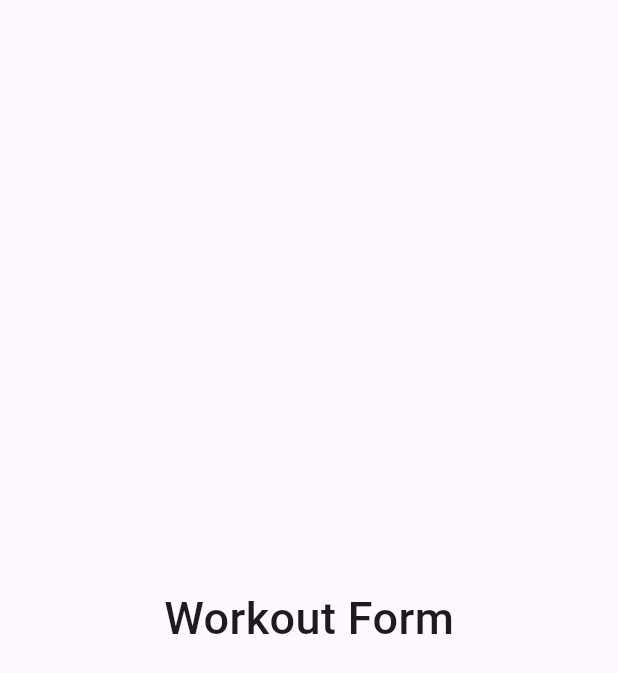
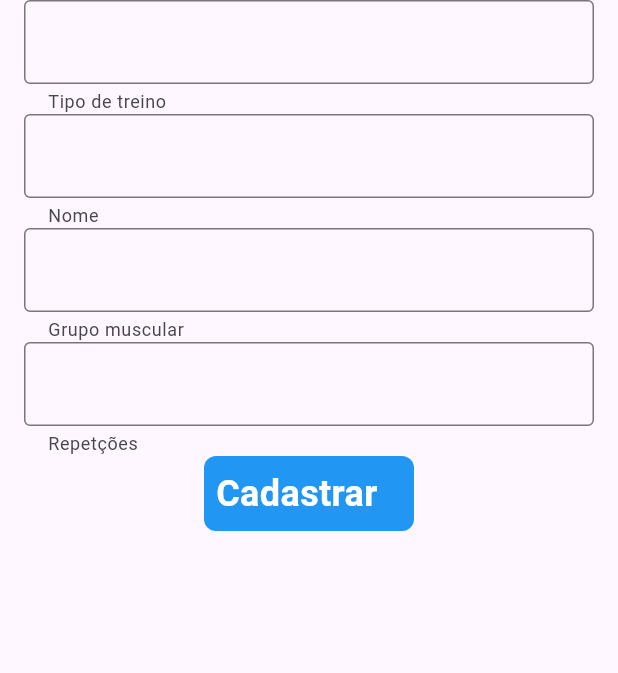
Before and after one commit to alexomantovani/load_progress, a Flutter app: the MyHomePage screen opened directly, after a tap on "Cadastrar", on a phone screen of 412 x 824 dp. Shown: the top 673 px of the screen. Run offline on Flutter 3.47's test engine with Material 3 defaults, Android fonts, the phone set to English and light mode, and no system bars; our stand-ins replace equatable, flutter_bloc; network calls fail.

Commit message:
workoutbloc partial implementation to WorkoutFormPage

```diff
--- a/lib/services/workout/workout_service.dart
+++ b/lib/services/workout/workout_service.dart
@@ -10,10 +10,11 @@ class WorkoutService {
 
   WorkoutService({this.client});
 
-  Future<Map<String, dynamic>?> createWorkout(
-      {required String email,
-      required String tipoTreino,
-      required List<dynamic> exercicios}) async {
+  Future<Map<String, dynamic>?> createWorkout({
+    required String email,
+    required String tipoTreino,
+    required List<dynamic> exercicios,
+  }) async {
     final body = {
       "email": email,
       "tipoTreino": tipoTreino,
@@ -41,7 +42,7 @@ class WorkoutService {
       if (response.statusCode == 201) {
         if (response.body.isNotEmpty) {
           final responseDecoded = jsonDecode(
-              '{"Success": "${response.body}", "statusCode": "${response.statusCode}"}');
+              '{"success": "${jsonDecode(response.body)}", "statusCode": "${response.statusCode}"}');
           // print(responseDecoded);
           return responseDecoded;
         } else {
--- a/lib/views/workout/workout_form.dart
+++ b/lib/views/workout/workout_form.dart
@@ -1,20 +1,128 @@
 import 'package:flutter/material.dart';
+import 'package:flutter_bloc/flutter_bloc.dart';
+import 'package:load_progress/views/workout/bloc/workout_bloc.dart';
 
 class WorkoutForm extends StatefulWidget {
-  const WorkoutForm({super.key});
+  final String email;
+
+  const WorkoutForm({super.key, required this.email});
 
   @override
   State<WorkoutForm> createState() => _WorkoutFormState();
 }
 
 class _WorkoutFormState extends State<WorkoutForm> {
+  final TextEditingController _workoutTypeController = TextEditingController();
+  final TextEditingController _workoutNameController = TextEditingController();
+  final TextEditingController _workoutMuscleGroupController =
+      TextEditingController();
+  final TextEditingController _workoutRepsController = TextEditingController();
+
+  bool isLoading = false;
+  String email = '';
+
   @override
   Widget build(BuildContext context) {
-    return const Scaffold(
-      body: Center(
-        child: Text(
-          'Workout Form',
-          style: TextStyle(fontSize: 30, fontWeight: FontWeight.w500),
+    return Scaffold(
+      body: BlocListener<WorkoutBloc, WorkoutState>(
+        listener: (context, state) {
+          if (state is WorkoutCreatedState) {
+            ScaffoldMessenger.of(context).showSnackBar(
+              SnackBar(
+                duration: const Duration(seconds: 2),
+                content: Text(state.response['success']),
+                backgroundColor: Colors.blue,
+              ),
+            );
+          }
+        },
+        child: SafeArea(
+          child: SingleChildScrollView(
+            child: Padding(
+              padding: const EdgeInsets.symmetric(horizontal: 16.0),
+              child: Column(
+                children: [
+                  TextFormField(
+                    controller: _workoutTypeController,
+                    decoration: InputDecoration(
+                      helperText: 'Tipo de treino',
+                      border: OutlineInputBorder(
+                        borderRadius: BorderRadius.circular(4.0),
+                      ),
+                    ),
+                  ),
+                  TextFormField(
+                    controller: _workoutNameController,
+                    decoration: InputDecoration(
+                      helperText: 'Nome',
+                      border: OutlineInputBorder(
+                        borderRadius: BorderRadius.circular(4.0),
+                      ),
+                    ),
+                  ),
+                  TextFormField(
+                    controller: _workoutMuscleGroupController,
+                    decoration: InputDecoration(
+                      helperText: 'Grupo muscular',
+                      border: OutlineInputBorder(
+                        borderRadius: BorderRadius.circular(4.0),
+                      ),
+                    ),
+                  ),
+                  TextFormField(
+                    controller: _workoutRepsController,
+                    decoration: InputDecoration(
+                      helperText: 'Repetções',
+                      border: OutlineInputBorder(
+                        borderRadius: BorderRadius.circular(4.0),
+                      ),
+                    ),
+                  ),
+                  GestureDetector(
+                    onTap: () {
+                      print(
+                        'email: ${widget.email}, tipoTreino: ${_workoutTypeController.text}, exercicios: nome: ${_workoutNameController.text} grupoMuscularAlvo: ${_workoutMuscleGroupController.text}, repeticoes: ${_workoutRepsController.text},',
+                      );
+                      BlocProvider.of<WorkoutBloc>(context).add(
+                        CreateWorkoutEvent(
+                          email: widget.email,
+                          tipoTreino: _workoutTypeController.text,
+                          body: {
+                            'exercicios': {
+                              'nome': _workoutNameController.text,
+                              'grupoMuscularAlvo':
+                                  _workoutMuscleGroupController.text,
+                              'repeticoes': _workoutRepsController.text,
+                            }
+                          },
+                        ),
+                      );
+                    },
+                    child: Container(
+                      decoration: BoxDecoration(
+                        color: Colors.blue,
+                        borderRadius: BorderRadius.circular(8.0),
+                      ),
+                      width: 140.0,
+                      padding: const EdgeInsets.all(8.0),
+                      child: isLoading
+                          ? const Center(
+                              child: CircularProgressIndicator(
+                                  color: Colors.white))
+                          : const Text(
+                              'Cadastrar',
+                              style: TextStyle(
+                                color: Colors.white,
+                                fontSize: 24,
+                                fontWeight: FontWeight.w600,
+                              ),
+                            ),
+                    ),
+                  ),
+                ],
+              ),
+            ),
+          ),
         ),
       ),
     );
```
